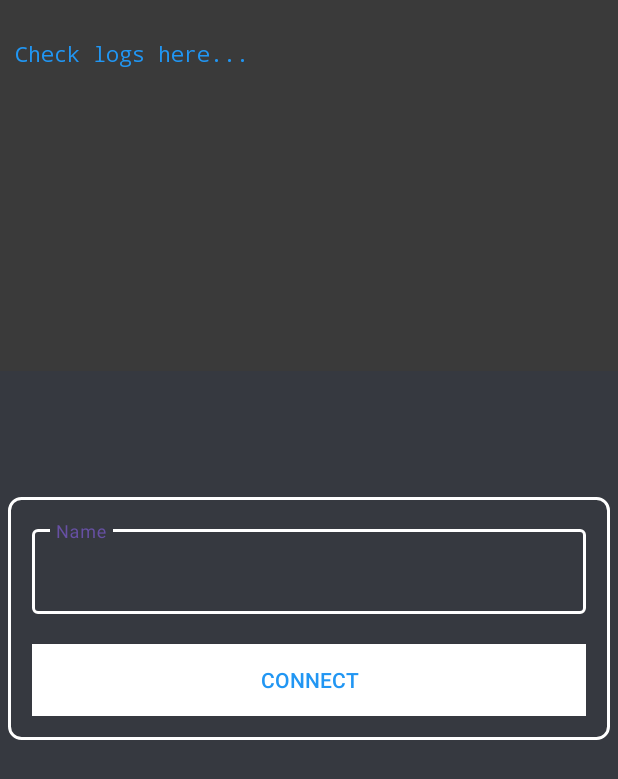
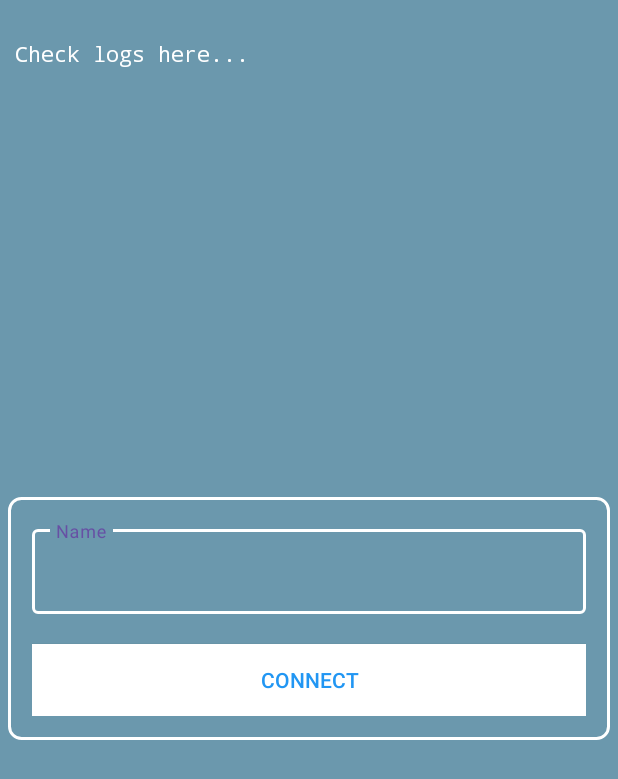
Before and after one commit to JayKKumar01/WatchParty_Duo, an Android app: the screen it shows after launch (FeedActivity), on a phone screen of 412 x 824 dp. Shown: the top 779 px of the screen. Run offline under Robolectric (Android 15) with nearby library versions, the phone set to English and light mode, and no system bars.

```diff
--- /dev/null
+++ b/app/src/main/java/com/github/jaykkumar01/watchparty_duo/activities/PermissionActivity.java
@@ -0,0 +1,101 @@
+package com.github.jaykkumar01.watchparty_duo.activities;
+
+import android.Manifest;
+import android.content.Intent;
+import android.content.pm.PackageManager;
+import android.os.Build;
+import android.os.Bundle;
+import android.widget.Button;
+import android.widget.ImageView;
+import android.widget.TextView;
+
+import androidx.activity.EdgeToEdge;
+import androidx.annotation.NonNull;
+import androidx.appcompat.app.AppCompatActivity;
+import androidx.core.app.ActivityCompat;
+import androidx.core.content.ContextCompat;
+import androidx.core.graphics.Insets;
+import androidx.core.view.ViewCompat;
+import androidx.core.view.WindowInsetsCompat;
+
+import com.github.jaykkumar01.watchparty_duo.R;
+
+public class PermissionActivity extends AppCompatActivity {
+
+    private static final int CAMERA_PERMISSION_CODE = 101;
+    private static final int MIC_PERMISSION_CODE = 102;
+    private static final int NOTIFICATION_PERMISSION_CODE = 103;
+
+    private TextView tvCameraPermission, tvMicPermission, tvNotificationPermission;
+    private ImageView imgCameraStatus, imgMicStatus, imgNotificationStatus;
+
+    @Override
+    protected void onCreate(Bundle savedInstanceState) {
+        super.onCreate(savedInstanceState);
+        EdgeToEdge.enable(this);
+        setContentView(R.layout.activity_permission);
+
+        ViewCompat.setOnApplyWindowInsetsListener(findViewById(R.id.main), (v, insets) -> {
+            Insets systemBars = insets.getInsets(WindowInsetsCompat.Type.systemBars());
+            v.setPadding(systemBars.left, systemBars.top, systemBars.right, systemBars.bottom);
+            return insets;
+        });
+
+        // Initialize UI elements
+        tvCameraPermission = findViewById(R.id.tvCameraPermission);
+        tvMicPermission = findViewById(R.id.tvMicPermission);
+        tvNotificationPermission = findViewById(R.id.tvNotificationPermission);
+        imgCameraStatus = findViewById(R.id.imgCameraStatus);
+        imgMicStatus = findViewById(R.id.imgMicStatus);
+        imgNotificationStatus = findViewById(R.id.imgNotificationStatus);
+
+        // Check and update permissions UI
+        updatePermissionUI();
+
+        // Request permissions when clicking on each row
+        findViewById(R.id.layoutCamera).setOnClickListener(v -> requestPermission(Manifest.permission.CAMERA, CAMERA_PERMISSION_CODE));
+        findViewById(R.id.layoutMic).setOnClickListener(v -> requestPermission(Manifest.permission.RECORD_AUDIO, MIC_PERMISSION_CODE));
+        findViewById(R.id.layoutNotification).setOnClickListener(v -> {
+            if (Build.VERSION.SDK_INT >= Build.VERSION_CODES.TIRAMISU) {
+                requestPermission(Manifest.permission.POST_NOTIFICATIONS, NOTIFICATION_PERMISSION_CODE);
+            }
+        });
+    }
+
+    private void requestPermission(String permission, int requestCode) {
+        if (ContextCompat.checkSelfPermission(this, permission) != PackageManager.PERMISSION_GRANTED) {
+            ActivityCompat.requestPermissions(this, new String[]{permission}, requestCode);
+        }
+    }
+
+    private void updatePermissionUI() {
+        boolean hasCameraPermission = ContextCompat.checkSelfPermission(this, Manifest.permission.CAMERA) == PackageManager.PERMISSION_GRANTED;
+        boolean hasMicPermission = ContextCompat.checkSelfPermission(this, Manifest.permission.RECORD_AUDIO) == PackageManager.PERMISSION_GRANTED;
+        boolean hasNotificationPermission = Build.VERSION.SDK_INT < Build.VERSION_CODES.TIRAMISU ||
+                ContextCompat.checkSelfPermission(this, Manifest.permission.POST_NOTIFICATIONS) == PackageManager.PERMISSION_GRANTED;
+
+        // Update text views
+        tvCameraPermission.setText(hasCameraPermission ? "Camera: Granted" : "Camera: Not Granted");
+        tvMicPermission.setText(hasMicPermission ? "Microphone: Granted" : "Microphone: Not Granted");
+        tvNotificationPermission.setText(hasNotificationPermission ? "Notifications: Granted" : "Notifications: Not Granted");
+
+        // Update status icons
+        imgCameraStatus.setImageResource(hasCameraPermission ? R.drawable.ic_check_green : R.drawable.ic_cross_red);
+        imgMicStatus.setImageResource(hasMicPermission ? R.drawable.ic_check_green : R.drawable.ic_cross_red);
+        imgNotificationStatus.setImageResource(hasNotificationPermission ? R.drawable.ic_check_green : R.drawable.ic_cross_red);
+
+        if (hasCameraPermission && hasMicPermission && hasNotificationPermission){
+            Intent intent = new Intent(this,FeedActivity.class);
+            startActivity(intent);
+            finish();
+        }
+    }
+
+    @Override
+    public void onRequestPermissionsResult(int requestCode, @NonNull String[] permissions, @NonNull int[] grantResults) {
+        super.onRequestPermissionsResult(requestCode, permissions, grantResults);
+        if (grantResults.length > 0 && grantResults[0] == PackageManager.PERMISSION_GRANTED) {
+            updatePermissionUI();
+        }
+    }
+}
--- a/app/src/main/java/com/github/jaykkumar01/watchparty_duo/exoplayer/ExoPlayerHandler.java
+++ b/app/src/main/java/com/github/jaykkumar01/watchparty_duo/exoplayer/ExoPlayerHandler.java
@@ -108,7 +108,7 @@ public class ExoPlayerHandler {
             isClosed = false;
             readyEvent.requestPlaybackState();
         }else {
-            readyEvent.playbackToRemote(!isPaused,lastPosition);
+            readyEvent.playbackToRemote(!isPaused);
         }
     }
 
@@ -121,7 +121,7 @@ public class ExoPlayerHandler {
             if (playerManager.getSeekListener() != null) {
                 player.removeListener(playerManager.getSeekListener());
             }
-            playerManager.playbackToRemote(new PlaybackState(false,lastPosition));
+            playerManager.playbackToRemote(false);
             player.release();
             player = null;
         }
--- a/app/src/main/java/com/github/jaykkumar01/watchparty_duo/exoplayer/RemotePlaybackHandler.java
+++ b/app/src/main/java/com/github/jaykkumar01/watchparty_duo/exoplayer/RemotePlaybackHandler.java
@@ -3,11 +3,9 @@ package com.github.jaykkumar01.watchparty_duo.exoplayer;
 import android.app.Activity;
 import android.util.Log;
 import android.util.Pair;
-import android.widget.Toast;
 
 import androidx.media3.exoplayer.ExoPlayer;
 
-import com.github.jaykkumar01.watchparty_duo.activities.PlayerActivity;
 import com.github.jaykkumar01.watchparty_duo.interfaces.PlaybackActions;
 import com.github.jaykkumar01.watchparty_duo.managers.PlayerManager;
 import com.github.jaykkumar01.watchparty_duo.models.PlaybackState;
@@ -49,7 +47,7 @@ public class RemotePlaybackHandler {
 
         switch (action) {
             case PlaybackActions.PLAY_PAUSE:
-                playerManager.updatePlayPauseUI((Boolean) object);
+                playerManager.remoteUpdatePlayPauseUI((Boolean) object);
                 break;
 
             case PlaybackActions.SEEK:
@@ -65,7 +63,7 @@ public class RemotePlaybackHandler {
                     return;
                 }
                 PlaybackState model = gson.fromJson(gson.toJson(object), PlaybackState.class);
-                playerManager.updatePlayPauseUI(model.isPlaying());
+                playerManager.remoteUpdatePlayPauseUI(model.isPlaying());
                 playerManager.seekFromRemote(model.getPosition());
 
             default:
--- a/app/src/main/java/com/github/jaykkumar01/watchparty_duo/gestures/ControlHandler.java
+++ b/app/src/main/java/com/github/jaykkumar01/watchparty_duo/gestures/ControlHandler.java
@@ -17,7 +17,7 @@ public class ControlHandler {
 
     public ControlHandler(PlayerView playerView){
         this.playerView = playerView;
-        ConstraintLayout ctrlLayout = playerView.findViewById(R.id.ctrlLayout);
+//        ConstraintLayout ctrlLayout = playerView.findViewById(R.id.ctrlLayout);
 //        ctrlLayout.setOnClickListener(v -> touchActive = System.currentTimeMillis());
     }
 
--- /dev/null
+++ b/app/src/main/res/drawable/ic_check_green.xml
@@ -0,0 +1,9 @@
+<vector xmlns:android="http://schemas.android.com/apk/res/android"
+    android:width="24dp"
+    android:height="24dp"
+    android:viewportWidth="24"
+    android:viewportHeight="24">
+    <path
+        android:fillColor="#388E3C"
+        android:pathData="M9,16.2L4.8,12L3.4,13.4L9,19L21,7L19.6,5.6L9,16.2Z"/>
+</vector>
--- /dev/null
+++ b/app/src/main/res/drawable/ic_cross_red.xml
@@ -0,0 +1,9 @@
+<vector xmlns:android="http://schemas.android.com/apk/res/android"
+    android:width="24dp"
+    android:height="24dp"
+    android:viewportWidth="24"
+    android:viewportHeight="24">
+    <path
+        android:fillColor="#D32F2F"
+        android:pathData="M19,6.41L17.59,5L12,10.59L6.41,5L5,6.41L10.59,12L5,17.59L6.41,19L12,13.41L17.59,19L19,17.59L13.41,12Z"/>
+</vector>
--- /dev/null
+++ b/app/src/main/res/drawable/permission_bg.xml
@@ -0,0 +1,6 @@
+<shape xmlns:android="http://schemas.android.com/apk/res/android"
+    android:shape="rectangle">
+    <corners android:radius="12dp" />
+    <solid android:color="#E0E0E0" />
+    <padding android:left="16dp" android:right="16dp" android:top="8dp" android:bottom="8dp"/>
+</shape>
--- a/app/src/main/res/layout/activity_feed.xml
+++ b/app/src/main/res/layout/activity_feed.xml
@@ -5,7 +5,7 @@
     android:id="@+id/main"
     android:layout_width="match_parent"
     android:layout_height="match_parent"
-    android:background="@color/discord_bg"
+    android:background="@color/theme_related"
     android:keepScreenOn="true"
     tools:context=".activities.FeedActivity">
     <!-- Log Area with Scrolling -->
@@ -13,7 +13,7 @@
         android:id="@+id/logScrollView"
         android:layout_width="0dp"
         android:layout_height="0dp"
-        android:background="@color/bg_color"
+        android:background="@color/theme_related"
         android:fillViewport="true"
         android:padding="10dp"
         app:flow_lastVerticalBias="0"
@@ -29,7 +29,7 @@
             android:layout_width="match_parent"
             android:layout_height="wrap_content"
             android:text=""
-            android:textColor="@color/theme_color"
+            android:textColor="@color/white"
             android:textSize="14sp"
             android:typeface="monospace" />
     </ScrollView>
@@ -38,6 +38,8 @@
         android:id="@+id/layoutConnection"
         android:layout_width="match_parent"
         android:layout_height="wrap_content"
+        android:layout_marginStart="5dp"
+        android:layout_marginEnd="5dp"
         app:layout_constraintBottom_toBottomOf="parent"
         app:layout_constraintLeft_toLeftOf="parent"
         app:layout_constraintRight_toRightOf="parent"
@@ -49,8 +51,6 @@
             android:layout_height="wrap_content"
             android:background="@drawable/layout_border"
             android:padding="16dp"
-            android:layout_marginStart="5dp"
-            android:layout_marginEnd="5dp"
             app:layout_constraintBottom_toBottomOf="parent"
             app:layout_constraintRight_toRightOf="parent"
             app:layout_constraintLeft_toLeftOf="parent"
@@ -109,8 +109,6 @@
             android:background="@drawable/layout_border"
             android:padding="16dp"
             android:visibility="gone"
-            android:layout_marginStart="5dp"
-            android:layout_marginEnd="5dp"
             app:layout_constraintBottom_toBottomOf="parent"
             app:layout_constraintEnd_toEndOf="parent"
             app:layout_constraintStart_toStartOf="parent"
```
Also changed, not shown: app/src/main/AndroidManifest.xml (+12 -17 lines), app/src/main/java/com/github/jaykkumar01/watchparty_duo/exoplayer/ReadyEvent.java (+6 -2 lines), app/src/main/java/com/github/jaykkumar01/watchparty_duo/managers/PlayerManager.java (+20 -22 lines), app/src/main/java/com/github/jaykkumar01/watchparty_duo/utils/PermissionHandler.java (+1 -8 lines), app/src/main/res/layout/activity_permission.xml (added, +137 -0 lines).
